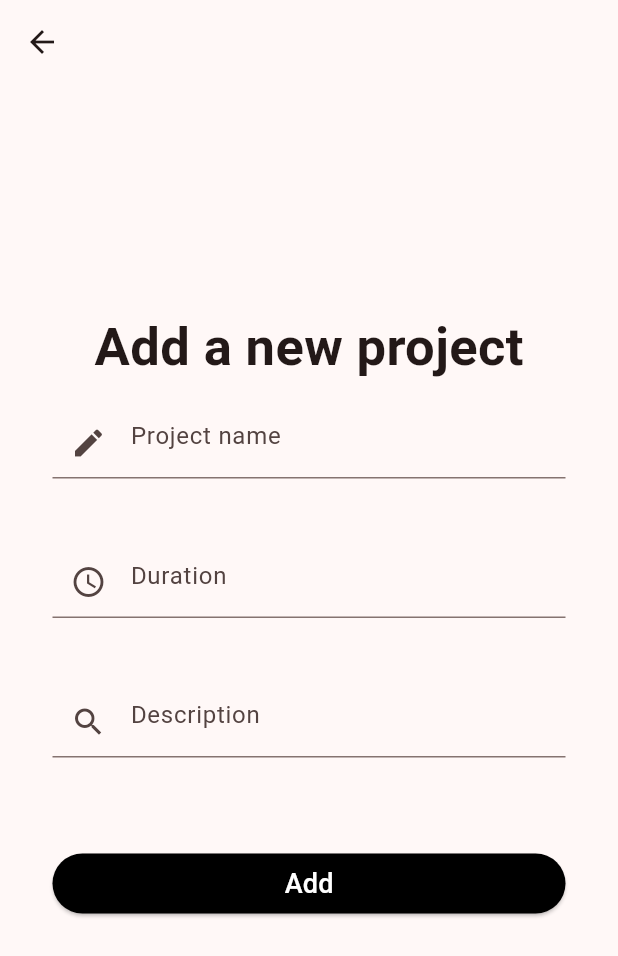
After one commit to kadluc005/my_projects, a Flutter app: the HomePage screen opened directly, after a tap on the "add" icon, on a phone screen of 412 x 824 dp. The commit adds this screen. Shown: the top 956 px of the screen. Run offline on Flutter 3.47's test engine with Material 3 defaults, Android fonts, the phone set to English and light mode, and no system bars; accounts and stored records are empty; network calls fail.

Commit message:
ajout des fonctions dans le modèle et des pages pou l'affichage

```diff
--- a/lib/models/projects_model.dart
+++ b/lib/models/projects_model.dart
@@ -1,15 +1,22 @@
 import 'dart:convert';
-
 import 'package:http/http.dart' as http;
+import 'package:myprojects/models/user_model.dart';
 
 Future<bool> create_project(String name, int duree, String description) async {
-  final response = await http.post(Uri.parse("http://10.0.2.2/:8000/api/creer_projet"),
+  var profile = await getProfile();
+  var student_id = profile['data']['id'];
+  if (token == null) {
+    print('No token available. Please login first.');
+    return false;
+  }
+  final response = await http.post(Uri.parse("http://10.0.2.2:8000/api/creer_projet"),
     headers: {
       'Accept': 'application/json',
       'Content-Type': 'application/json',
-      'Authorization': 'Bearer ',
+      'Authorization': 'Bearer $token',
     },
     body: jsonEncode({
+      'etudiant_id': student_id,
       'name': name,
       'duree': duree,
       'description': description,
@@ -24,3 +31,73 @@ Future<bool> create_project(String name, int duree, String description) async {
   }
 
 }
+
+Future<List<Map<String, dynamic>>> getProjects () async {
+  if(token == null){
+    //print('No token available. Please login first.');
+    return Future.error("No token available. Please login first.");
+  }
+  final response = await http.get(Uri.parse('http://10.0.2.2:8000/api/list_projets'),
+    headers: {
+      'Accept': 'application/json',
+      'Content-Type': 'application/json',
+      'Authorization': 'Bearer $token',
+    }
+  );
+
+  if(response.statusCode == 200){
+    var data = jsonDecode(response.body);
+    //print(data['data']);
+    //return data['data'];
+    List<dynamic> projects = data['data'];
+    return projects.map((project) => project as Map<String, dynamic>).toList();
+  }else{
+    return Future.error("You don't have any project");
+  }
+
+
+}
+
+Future<Map<String, dynamic>> getProjectDetails(int id) async {
+  final response = await http.get(
+    Uri.parse('http://10.0.2.2:8000/api/details_projet/$id'),
+    headers: {
+      'Accept': 'application/json',
+      'Content-Type': 'application/json',
+      'Authorization': 'Bearer $token',
+    },
+  );
+
+  if (response.statusCode == 200) {
+    var data = jsonDecode(response.body);
+    return data['data'] as Map<String, dynamic>;
+  } else {
+    throw Exception('Failed to load project details');
+  }
+}
+
+Future<List<Map<String, dynamic>>> updateProjects () async {
+  if(token == null){
+    //print('No token available. Please login first.');
+    return Future.error("No token available. Please login first.");
+  }
+  final response = await http.get(Uri.parse('http://10.0.2.2:8000/api/update_project'),
+      headers: {
+        'Accept': 'application/json',
+        'Content-Type': 'application/json',
+        'Authorization': 'Bearer $token',
+      }
+  );
+
+  if(response.statusCode == 200){
+    var data = jsonDecode(response.body);
+    //print(data['data']);
+    //return data['data'];
+    List<dynamic> projects = data['data'];
+    return projects.map((project) => project as Map<String, dynamic>).toList();
+  }else{
+    return Future.error("You don't have any project");
+  }
+
+
+}
--- /dev/null
+++ b/lib/pages/create_project.dart
@@ -0,0 +1,115 @@
+import 'package:flutter/material.dart';
+import 'package:myprojects/models/projects_model.dart';
+import 'package:myprojects/pages/projects_page.dart';
+
+class CreateProject extends StatelessWidget {
+  const CreateProject({super.key});
+
+  @override
+  Widget build(BuildContext context) {
+    final _formKey = GlobalKey<FormState>();
+    final _nameController = TextEditingController();
+    final _dureeController = TextEditingController();
+    final _descriptionController = TextEditingController();
+    var project;
+    return Scaffold(
+      appBar: AppBar(),
+      body: SingleChildScrollView(
+        child: Center(
+          child: Padding(
+            padding: const EdgeInsets.symmetric(vertical: 150, horizontal: 35),
+            child: Column(
+              children: [
+                const Text(
+                  "Add a new project",
+                  style: TextStyle(fontSize: 35, fontWeight: FontWeight.bold),
+                ),
+                const SizedBox(
+                  height: 15,
+                ),
+                Form(
+                  key: _formKey,
+                  child: Column(
+                    children: [
+                      TextFormField(
+                        keyboardType: TextInputType.emailAddress,
+                        controller: _nameController,
+                        decoration: const InputDecoration(
+                            prefixIcon: Icon(Icons.create),
+                            hintText: 'Project name'),
+                        validator: (value) {
+                          if (value == null || value.isEmpty) {
+                            return "Please enter the name of the project";
+                          }
+                          return null;
+                        },
+                      ),
+                      const SizedBox(
+                        height: 45,
+                      ),
+                      TextFormField(
+                        keyboardType: TextInputType.number,
+                        controller: _dureeController,
+                        decoration: const InputDecoration(
+                            prefixIcon: Icon(Icons.watch_later_outlined),
+                            hintText: 'Duration'),
+                        validator: (value) {
+                          if (value == null || value.isEmpty) {
+                            return "Please enter the duration";
+                          }
+                          return null;
+                        },
+                      ),
+                      const SizedBox(
+                        height: 45,
+                      ),
+                      TextFormField(
+                        controller: _descriptionController,
+                        decoration: const InputDecoration(
+                            prefixIcon: Icon(Icons.search),
+                            hintText: 'Description'),
+                      ),
+                      const SizedBox(
+                        height: 60,
+                      ),
+                      ElevatedButton(
+                        onPressed: () async {
+                          project = await create_project(
+                              _nameController.text,
+                              int.parse(_dureeController.text),
+                              _descriptionController.text);
+                          if (project) {
+                            ScaffoldMessenger.of(context).showSnackBar(
+                                const SnackBar(
+                                    content:
+                                        Text("Project created successfuly")));
+                            Navigator.pushReplacement(
+                                context,
+                                MaterialPageRoute(
+                                    builder: (context) =>
+                                        const ProjectsPage()));
+                          } else {
+                            ScaffoldMessenger.of(context).showSnackBar(
+                                const SnackBar(content: Text("Error")));
+                          }
+                        },
+                        style: ElevatedButton.styleFrom(
+                            backgroundColor: Colors.black,
+                            foregroundColor: Colors.white,
+                            fixedSize: const Size.fromWidth(600)),
+                        child: const Text(
+                          "Add",
+                          style: TextStyle(fontSize: 18),
+                        ),
+                      )
+                    ],
+                  ),
+                ),
+              ],
+            ),
+          ),
+        ),
+      ),
+    );
+  }
+}
--- a/lib/pages/home_page.dart
+++ b/lib/pages/home_page.dart
@@ -1,4 +1,6 @@
 import 'package:flutter/material.dart';
+import 'package:myprojects/pages/profile_page.dart';
+import 'package:myprojects/pages/projects_page.dart';
 
 class HomePage extends StatefulWidget {
   const HomePage({super.key});
@@ -8,14 +10,29 @@ class HomePage extends StatefulWidget {
 }
 
 class _HomePageState extends State<HomePage> {
+  int _currentIndex = 0;
+  setCurrentIndex(index){
+    setState(() {
+      _currentIndex = index;
+    });
+  }
   @override
   Widget build(BuildContext context) {
     return Scaffold(
-      appBar: AppBar(
-        title: const Text("Mes projets"),
-        centerTitle: true,
+      bottomNavigationBar: NavigationBar(
+        selectedIndex: _currentIndex,
+        destinations: const [
+          NavigationDestination(icon: Icon(Icons.home), label: 'Projects'),
+          NavigationDestination(icon: Icon(Icons.person), label: 'My profil')
+        ],
+        onDestinationSelected: (value){
+          setCurrentIndex(value);
+        },
       ),
-      body: const Column(children: [],),
+      body: [
+        const ProjectsPage(),
+        const ProfilePage()
+      ][_currentIndex]
     );
   }
 }
--- a/lib/pages/login_page.dart
+++ b/lib/pages/login_page.dart
@@ -82,17 +82,17 @@ class LoginPage extends StatelessWidget {
                           foregroundColor: Colors.white,
                           fixedSize: const Size.fromWidth(600)
                       ),
-                      child: const Text("Register", style: TextStyle(fontSize: 18),),
+                      child: const Text("Login", style: TextStyle(fontSize: 18),),
                     )
                   ],
                 ),
               ),
               const SizedBox(height: 60,),
               Padding(
-                padding: const EdgeInsets.symmetric(horizontal: 30),
+                padding: const EdgeInsets.only(left: 45),
                 child: Row(children: [const Text("You do not have an account?",
                   style: TextStyle(fontSize: 15),), TextButton(onPressed: (){
-                    Navigator.pop(context);
+                  Navigator.pop(context);
                 }, child: const Text("Register"))],),
               )
             ],),
--- /dev/null
+++ b/lib/pages/projects_page.dart
@@ -0,0 +1,87 @@
+import 'package:flutter/material.dart';
+import 'package:myprojects/models/projects_model.dart';
+import 'package:myprojects/pages/create_project.dart';
+import 'package:myprojects/pages/project_detail_page.dart';
+
+class ProjectsPage extends StatefulWidget {
+  const ProjectsPage({super.key});
+
+  @override
+  State<ProjectsPage> createState() => _ProjectsPageState();
+}
+
+class _ProjectsPageState extends State<ProjectsPage> {
+  List<Map<String, dynamic>> _projects = [];
+  bool _isLoading = true;
+  String? _errorMessage;
+  @override
+  void initState() {
+    // TODO: implement initState
+    super.initState();
+    _getProjects();
+  }
+
+  void _getProjects() async {
+    try {
+      final data = await getProjects();
+      setState(() {
+        _projects = data;
+        _isLoading = false;
+      });
+    } catch (e) {
+      setState(() {
+        _errorMessage = e.toString();
+        _isLoading = false;
+      });
+    }
+  }
+
+  @override
+  Widget build(BuildContext context) {
+    return Scaffold(
+      appBar: AppBar(
+        title: const Text("My projects"),
+      ),
+      floatingActionButton: FloatingActionButton(
+        child: const Icon(Icons.add),
+        onPressed: () {
+          Navigator.push(context,
+              MaterialPageRoute(builder: (context) => const CreateProject()));
+        },
+      ),
+      body: _isLoading
+          ? const Center(child: CircularProgressIndicator())
+          : _errorMessage != null
+              ? Center(child: Text(_errorMessage!))
+              : ListView.builder(
+                  itemCount: _projects.length,
+                  itemBuilder: (context, index) => GestureDetector(
+                        onTap: () {
+                          Navigator.push(
+                            context,
+                            MaterialPageRoute(
+                              builder: (context) =>
+                                  DetailPage(projectId: _projects[index]['id']),
+                            ),
+                          );
+                        },
+                        child: Card(
+                          margin: const EdgeInsets.all(10),
+                          child: ListTile(
+                            title: Text(
+                              _projects[index]['name'],
+                              style: const TextStyle(
+                                  fontWeight: FontWeight.bold, fontSize: 18),
+                            ),
+                            subtitle:
+                                Text("Duration: ${_projects[index]['duree']}"),
+                            trailing: IconButton(
+                              onPressed: () {},
+                              icon: const Icon(Icons.more_horiz),
+                            ),
+                          ),
+                        ),
+                      )),
+    );
+  }
+}
--- a/lib/pages/register_page.dart
+++ b/lib/pages/register_page.dart
@@ -1,4 +1,5 @@
 import 'package:flutter/material.dart';
+import 'package:flutter/widgets.dart';
 import 'package:myprojects/models/user_model.dart';
 import 'package:myprojects/pages/login_page.dart';
 
@@ -139,9 +140,9 @@ class RegisterPage extends StatelessWidget {
               ),
               const SizedBox(height: 60,),
               Padding(
-                padding: const EdgeInsets.symmetric(horizontal: 45),
+                padding: const EdgeInsets.only(left: 55),
                 child: Row(children: [const Text("Already have an account?",
-                style: TextStyle(fontSize: 15),), TextButton(onPressed: (){
+                  style: TextStyle(fontSize: 15),), TextButton(onPressed: (){
                   Navigator.push(context, MaterialPageRoute(builder: (context)=>const LoginPage()));
                 }, child: const Text("Login"))],),
               )
```
Also changed, not shown: lib/main.dart (+11 -2 lines), lib/models/user_model.dart (+6 -3 lines), lib/pages/profile_page.dart (added, +85 -0 lines), lib/pages/project_detail_page.dart (added, +84 -0 lines).
